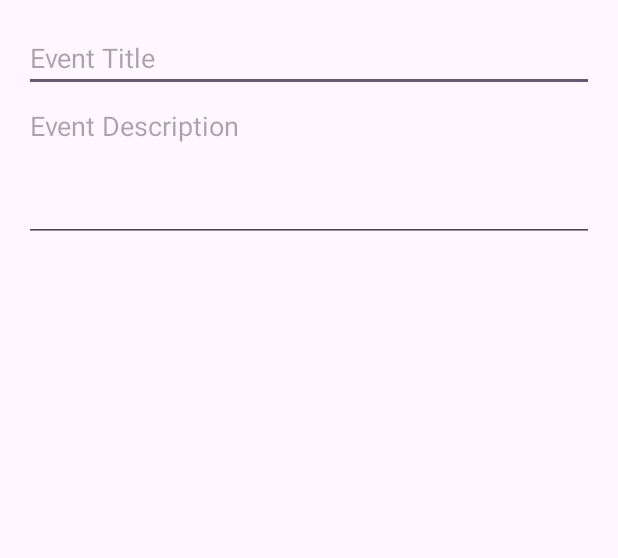
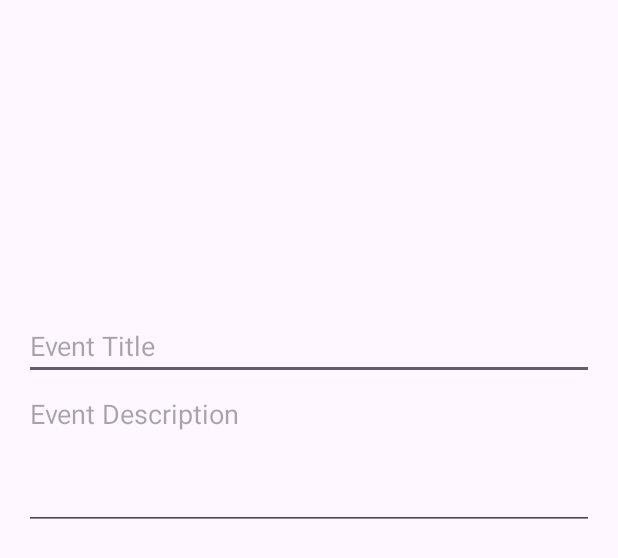
Before and after one commit to g3nke11/event_planner_2-0, an Android app built with Jetpack Compose: the layout dialog_add_event.xml on its own in the app's theme, with its tools: preview values and no code run, on a phone screen of 412 x 824 dp. Shown: the top 558 px of the screen. Run offline under Robolectric (Android 15) with nearby library versions, the phone set to English and light mode, and no system bars.

```diff
--- a/app/src/main/res/layout/dialog_add_event.xml
+++ b/app/src/main/res/layout/dialog_add_event.xml
@@ -3,20 +3,21 @@
     android:layout_width="match_parent"
     android:layout_height="wrap_content"
     android:orientation="vertical"
-    android:padding="16dp">
+    android:padding="16dp"
+    android:translationY="@android:dimen/thumbnail_height">
 
     <EditText
         android:id="@+id/editTitle"
         android:layout_width="match_parent"
         android:layout_height="wrap_content"
-        android:hint="Event Title"/>
+        android:hint="Event Title" />
 
     <EditText
         android:id="@+id/editDescription"
         android:layout_width="match_parent"
         android:layout_height="wrap_content"
+        android:gravity="top"
         android:hint="Event Description"
         android:inputType="textMultiLine"
-        android:minHeight="100dp"
-        android:gravity="top"/>
+        android:minHeight="100dp" />
 </LinearLayout>
--- a/gradle/libs.versions.toml
+++ b/gradle/libs.versions.toml
@@ -1,5 +1,5 @@
 [versions]
-agp = "8.8.0"
+agp = "8.8.1"
 kotlin = "1.9.24"
 coreKtx = "1.15.0"
 junit = "4.13.2"
```
Also changed, not shown: app/src/main/java/com/example/event_planner_2_0/MainActivity.kt (+41 -0 lines).
